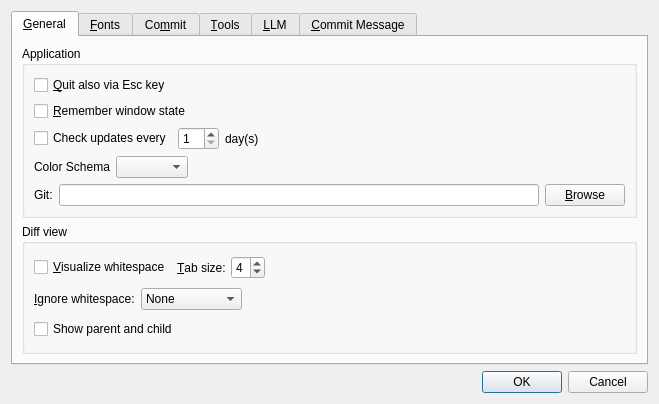
This is qgitc/preferences.ui in timxx/qgitc as Qt 5 draws it before an edit. The edited form follows.
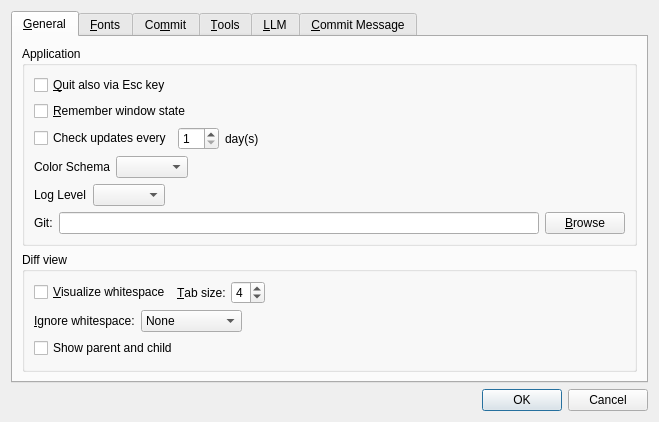
This is the edited form. The open tabs and pages were chosen to show the change. Custom widgets are drawn as their Qt base class.

Commit message: Add log level configuration to preferences for improved logging control

```diff
--- a/qgitc/preferences.ui
+++ b/qgitc/preferences.ui
@@ -112,6 +112,33 @@
             </item>
            </layout>
           </item>
+          <item>
+           <layout class="QHBoxLayout" name="horizontalLayout_15">
+            <item>
+             <widget class="QLabel" name="label_21">
+              <property name="text">
+               <string>Log Level</string>
+              </property>
+             </widget>
+            </item>
+            <item>
+             <widget class="QComboBox" name="cbLogLevel"/>
+            </item>
+            <item>
+             <spacer name="horizontalSpacer_12">
+              <property name="orientation">
+               <enum>Qt::Orientation::Horizontal</enum>
+              </property>
+              <property name="sizeHint" stdset="0">
+               <size>
+                <width>40</width>
+                <height>20</height>
+               </size>
+              </property>
+             </spacer>
+            </item>
+           </layout>
+          </item>
           <item>
            <layout class="QHBoxLayout" name="horizontalLayout_9">
             <item>
```
Left out of the diff: 2 changed lines with no effect on the pictures. The commit also changes 5 other files.
